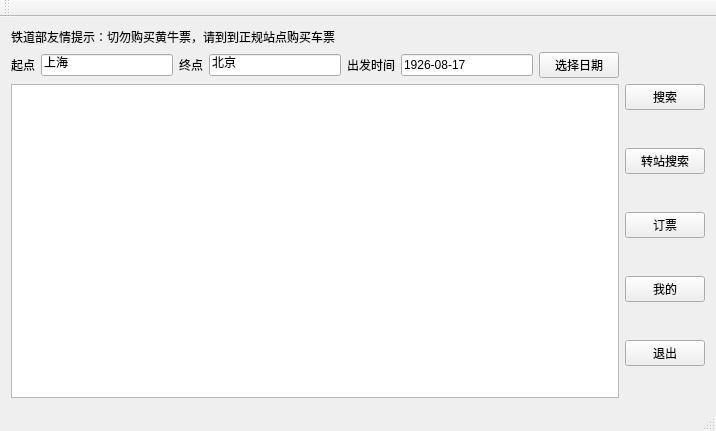
The window that mainwindow.ui (kzoacn/DS2017) describes before a commit, drawn with Qt 5.
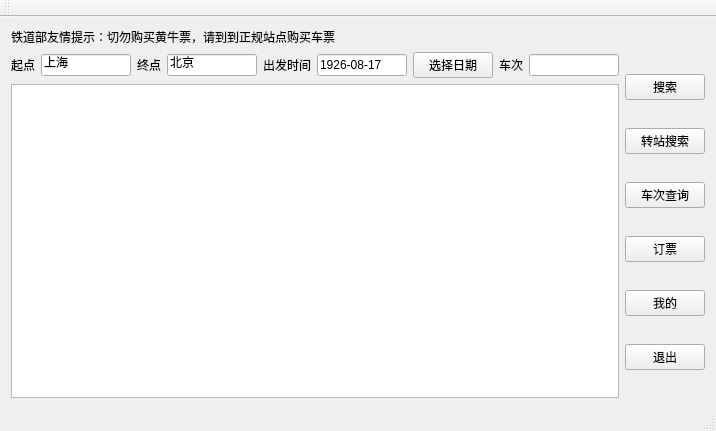
The same window after the commit.

Patch:
```diff
--- a/mainwindow.ui
+++ b/mainwindow.ui
@@ -39,7 +39,14 @@
        </widget>
       </item>
       <item>
-       <widget class="QPushButton" name="pushButton_5">
+       <widget class="QPushButton" name="train_query">
+        <property name="text">
+         <string>车次查询</string>
+        </property>
+       </widget>
+      </item>
+      <item>
+       <widget class="QPushButton" name="buy">
         <property name="text">
          <string>订票</string>
         </property>
@@ -135,6 +142,16 @@
         </property>
        </widget>
       </item>
+      <item>
+       <widget class="QLabel" name="label_5">
+        <property name="text">
+         <string>车次</string>
+        </property>
+       </widget>
+      </item>
+      <item>
+       <widget class="QLineEdit" name="train_number"/>
+      </item>
      </layout>
     </item>
    </layout>
```
Left out of the diff: 5 changed lines with no effect on the pictures.
